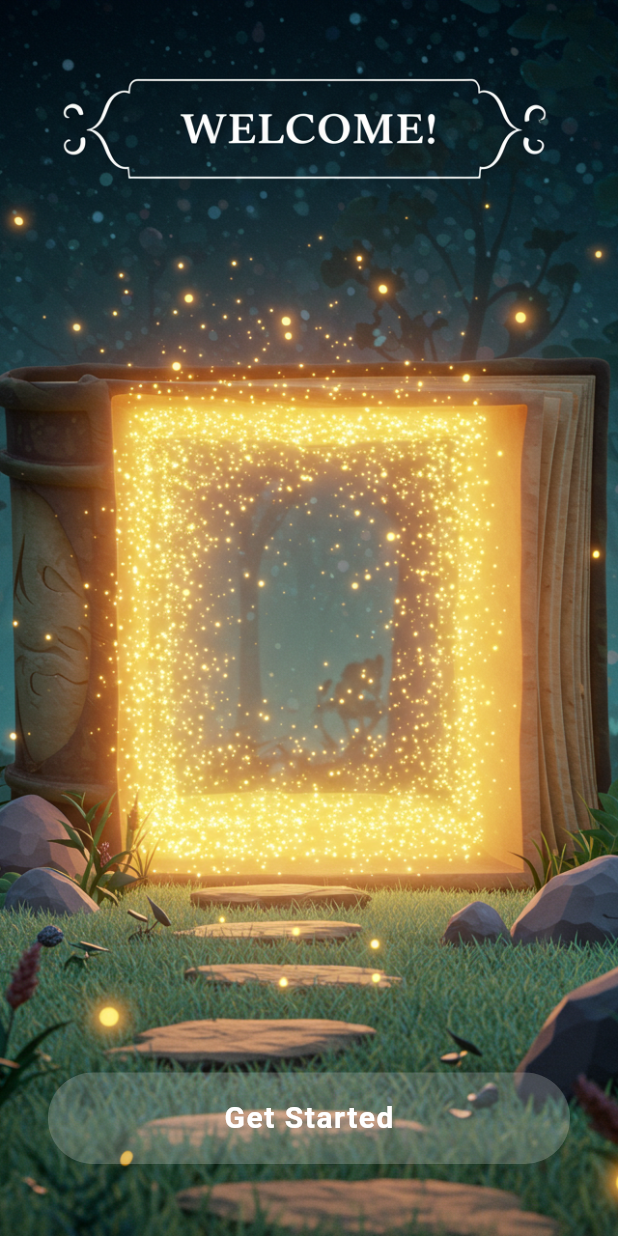
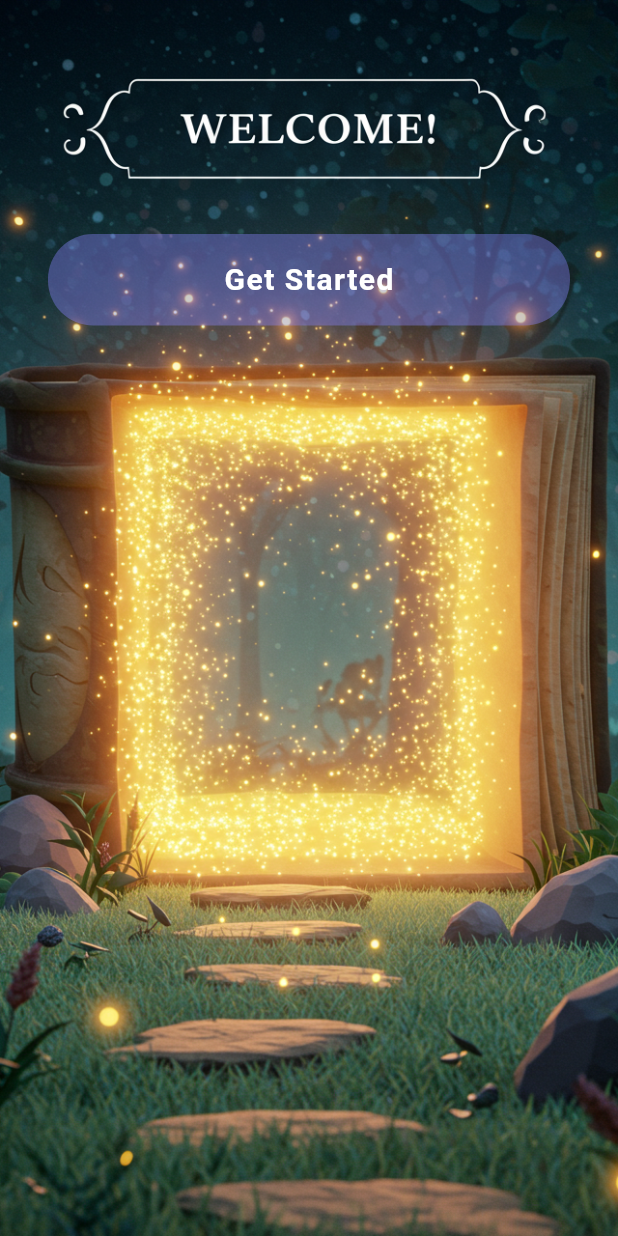
Before and after one commit to htahaozlu/ai-tale, a Flutter app: the WelcomeScreen screen opened by its route, on a phone screen of 412 x 824 dp. Run offline on Flutter 3.47's test engine with Material 3 defaults, Android fonts, the light colour scheme and no system bars; our stand-ins replace flutter_secure_storage, flutter_svg, google_fonts; accounts and stored records are empty.

Commit message:
küçük düzenlemeler

```diff
--- a/lib/main.dart
+++ b/lib/main.dart
@@ -27,7 +27,7 @@ class MyApp extends StatelessWidget {
       ],
       child: MaterialApp(
         title: 'AI-Tale',
-        theme: AppTheme.lightTheme,
+        theme: AppTheme.darkTheme,
         debugShowCheckedModeBanner: false,
         initialRoute: '/onboarding',
         routes: {
--- a/lib/providers/auth_provider.dart
+++ b/lib/providers/auth_provider.dart
@@ -11,7 +11,6 @@ class AuthProvider extends ChangeNotifier {
 
   Future<bool> signIn(String email, String password) async {
     try {
-      // TODO: Implement actual authentication logic
       await _storage.write(key: 'email', value: email);
       _email = email;
       _isAuthenticated = true;
@@ -24,7 +23,6 @@ class AuthProvider extends ChangeNotifier {
 
   Future<bool> signUp(String email, String password) async {
     try {
-      // TODO: Implement actual registration logic
       await _storage.write(key: 'email', value: email);
       _email = email;
       _isAuthenticated = true;
--- a/lib/screens/welcome_screen.dart
+++ b/lib/screens/welcome_screen.dart
@@ -1,4 +1,6 @@
 import 'package:flutter/material.dart';
+
+import '../constants/colors.dart';
 
 class WelcomeScreen extends StatelessWidget {
   const WelcomeScreen({super.key});
@@ -16,8 +18,7 @@ class WelcomeScreen extends StatelessWidget {
         child: SafeArea(
           child: Column(
             children: [
-              const SizedBox(height: 32),
-              const Spacer(),
+              const SizedBox(height: 156),
               Container(
                 width: double.infinity,
                 margin: const EdgeInsets.symmetric(horizontal: 32),
@@ -26,7 +27,7 @@ class WelcomeScreen extends StatelessWidget {
                     Navigator.pushReplacementNamed(context, '/home');
                   },
                   style: ElevatedButton.styleFrom(
-                    backgroundColor: Colors.white.withOpacity(0.2),
+                    backgroundColor: AppColors.primaryLight.withAlpha(100),
                     padding: const EdgeInsets.symmetric(vertical: 16),
                     shape: RoundedRectangleBorder(
                       borderRadius: BorderRadius.circular(30),
--- a/lib/theme/app_theme.dart
+++ b/lib/theme/app_theme.dart
@@ -10,7 +10,7 @@ class AppTheme {
   static const Color textColor = Color(0xFFFFFFFF);
   static const Color errorColor = Color(0xFFFF6B6B);
 
-  static ThemeData lightTheme = ThemeData(
+  static ThemeData darkTheme = ThemeData(
     primaryColor: primaryColor,
     scaffoldBackgroundColor: backgroundColor,
     colorScheme: const ColorScheme.dark(
```
